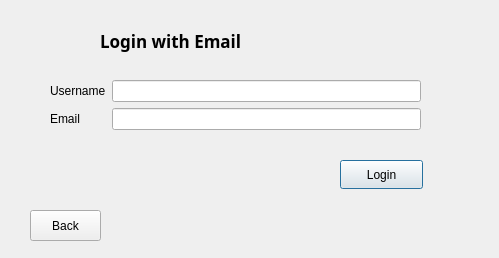
Before: the Qt Designer form Project_Ap/forgetpassword_page.ui in Hasansaberifar/AP_Prozhe, drawn with Qt 5.
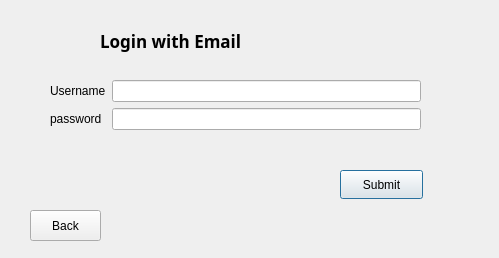
After: the same form once the commit is applied.

Commit message: login and sign_up

The edit to the form file:
```diff
--- a/Project_Ap/forgetpassword_page.ui
+++ b/Project_Ap/forgetpassword_page.ui
@@ -33,7 +33,7 @@
     <item row="1" column="0">
      <widget class="QLabel" name="label_2">
       <property name="text">
-       <string>Email</string>
+       <string>password</string>
       </property>
      </widget>
     </item>
@@ -69,13 +69,13 @@
    <property name="geometry">
     <rect>
      <x>340</x>
-     <y>160</y>
+     <y>170</y>
      <width>83</width>
      <height>29</height>
     </rect>
    </property>
    <property name="text">
-    <string>Login</string>
+    <string>Submit</string>
    </property>
   </widget>
   <widget class="QPushButton" name="pushButton_2">
```
Left out of the diff: 4 changed lines with no effect on the pictures. The commit also changes 12 other files.
